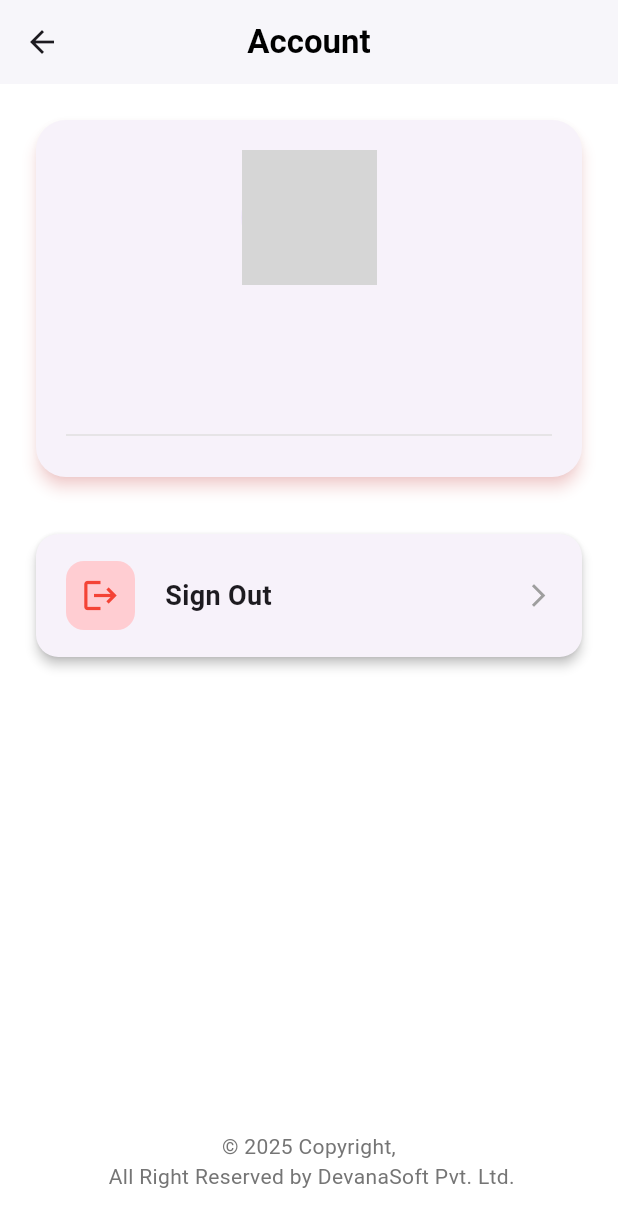
After one commit to Crealify/devanasoft_app, a Flutter app: the screen it shows once a user with an empty profile is signed in, after a tap on the "menu" icon, on a phone screen of 412 x 824 dp. The commit adds this screen. Shown: the top 1227 px of the screen. Run offline on Flutter 3.47's test engine with Material 3 defaults, Android fonts, the phone set to English and light mode, and no system bars; our stand-ins replace cloud_firestore, firebase_auth, firebase_core, flutter_riverpod, google_sign_in; accounts and stored records are empty; grey boxes are pictures that could not be loaded.

Commit message:
feat: sign_out

```diff
--- a/lib/features/Presentation/DashBoard/landing_page.dart
+++ b/lib/features/Presentation/DashBoard/landing_page.dart
@@ -1,4 +1,5 @@
 import 'package:devanasoft_app/features/Presentation/ServiceScreen/selection_services.dart';
+import 'package:devanasoft_app/features/auth/Pages/logout_page.dart';
 import 'package:flutter/material.dart';
 
 class LandingPage extends StatelessWidget {
@@ -15,9 +16,17 @@ class LandingPage extends StatelessWidget {
           child: Image.asset('assets/images/devanasoft_logos.png'),
         ),
 
-        actions: const [
-          Icon(Icons.menu, color: Colors.blueAccent, size: 40),
-          SizedBox(width: 12),
+        actions: [
+          GestureDetector(
+            onTap: () {
+              Navigator.push(
+                context,
+                MaterialPageRoute(builder: (context) => const LogoutPage()),
+              );
+            },
+            child: const Icon(Icons.menu, color: Colors.blueAccent, size: 40),
+          ),
+          const SizedBox(width: 12),
         ],
       ),
       body: SingleChildScrollView(
--- a/lib/features/Presentation/ServiceScreen/selection_services.dart
+++ b/lib/features/Presentation/ServiceScreen/selection_services.dart
@@ -43,7 +43,7 @@ class SelectionServices extends StatelessWidget {
                   width: 60,
                 ),
               ),
-              SizedBox(height: 08),
+              SizedBox(height: 10),
               Text(
                 description,
                 maxLines: 4,
--- /dev/null
+++ b/lib/features/auth/Pages/logout_page.dart
@@ -0,0 +1,147 @@
+import 'package:devanasoft_app/features/auth/services/auth_services.dart';
+import 'package:flutter/material.dart';
+import 'package:flutter_riverpod/flutter_riverpod.dart';
+import 'package:firebase_auth/firebase_auth.dart';
+
+class LogoutPage extends ConsumerWidget {
+  const LogoutPage({super.key});
+
+  @override
+  Widget build(BuildContext context, WidgetRef ref) {
+    final user = FirebaseAuth.instance.currentUser;
+
+    return Scaffold(
+      backgroundColor: Colors.white,
+      appBar: AppBar(
+        backgroundColor: Colors.white,
+        elevation: 1,
+        title: const Text(
+          "Account",
+          style: TextStyle(fontWeight: FontWeight.bold, color: Colors.black),
+        ),
+        centerTitle: true,
+      ),
+
+      body: Padding(
+        padding: const EdgeInsets.all(20),
+        child: Column(
+          children: [
+
+            Card(
+              elevation: 4,
+              shape: RoundedRectangleBorder(
+                borderRadius: BorderRadius.circular(20),
+              ),
+              shadowColor: Color(0x4DFF0000),
+              child: Container(
+                padding: const EdgeInsets.all(20),
+                width: double.infinity,
+                child: Column(
+                  children: [
+                    CircleAvatar(
+                      radius: 45,
+                      backgroundImage: user?.photoURL != null
+                          ? NetworkImage(user!.photoURL!)
+                          : const AssetImage("assets/images/default_avatar.png")
+                                as ImageProvider,
+                    ),
+                    const SizedBox(height: 15),
+                    Text(
+                      user?.displayName ?? "User",
+                      style: const TextStyle(
+                        fontSize: 22,
+                        fontWeight: FontWeight.bold,
+                        color: Colors.black87,
+                      ),
+                    ),
+                    const SizedBox(height: 5),
+                    Text(
+                      user?.email ?? "",
+                      style: TextStyle(
+                        fontSize: 15,
+                        color: Colors.grey.shade600,
+                      ),
+                    ),
+                    const SizedBox(height: 20),
+
+                    Divider(color: Colors.grey.shade300),
+                  ],
+                ),
+              ),
+            ),
+
+            const SizedBox(height: 30),
+
+            Card(
+              elevation: 3,
+              shape: RoundedRectangleBorder(
+                borderRadius: BorderRadius.circular(15),
+              ),
+              child: InkWell(
+                borderRadius: BorderRadius.circular(15),
+                onTap: () async {
+                  await ref.read(authServiceProvider).signOut();
+                },
+                child: Container(
+                  padding: const EdgeInsets.symmetric(
+                    vertical: 18,
+                    horizontal: 20,
+                  ),
+                  child: Row(
+                    children: [
+                      Container(
+                        padding: const EdgeInsets.all(10),
+                        decoration: BoxDecoration(
+                          color: Colors.red.shade100,
+                          borderRadius: BorderRadius.circular(12),
+                        ),
+                        child: const Icon(
+                          Icons.logout,
+                          color: Colors.red,
+                          size: 26,
+                        ),
+                      ),
+                      const SizedBox(width: 20),
+                      const Expanded(
+                        child: Text(
+                          "Sign Out",
+                          style: TextStyle(
+                            fontSize: 18,
+                            fontWeight: FontWeight.w600,
+                          ),
+                        ),
+                      ),
+                      const Icon(
+                        Icons.arrow_forward_ios,
+                        size: 18,
+                        color: Colors.grey,
+                      ),
+                    ],
+                  ),
+                ),
+              ),
+            ),
+
+            const Spacer(),
+
+            // Branding
+            Column(
+              children: [
+                // Icon(Icons.logout_outlined, color: Colors.red, size: 40),
+                const SizedBox(height: 5),
+                Center(
+                  child: Text(
+                    "© 2025 Copyright, \n All Right Reserved by DevanaSoft Pvt. Ltd.",
+                    textAlign: TextAlign.center,
+                    style: TextStyle(fontSize: 14, color: Colors.grey.shade600),
+                  ),
+                ),
+              ],
+            ),
+            const SizedBox(height: 10),
+          ],
+        ),
+      ),
+    );
+  }
+}
--- a/lib/features/auth/services/auth_services.dart
+++ b/lib/features/auth/services/auth_services.dart
@@ -11,7 +11,7 @@ class AuthService {
   FirebaseAuth auth;
   GoogleSignIn googleSignIn;
 
-  signInWithGoogle() async {
+  Future<void> signInWithGoogle() async {
     final user = await googleSignIn.signIn();
     final googleAuth = await user!.authentication;
     final credential = GoogleAuthProvider.credential(
@@ -20,4 +20,9 @@ class AuthService {
     );
     await auth.signInWithCredential(credential);
   }
+
+  Future<void> signOut() async {
+    await googleSignIn.signOut();
+    await auth.signOut();
+  }
 }
```
